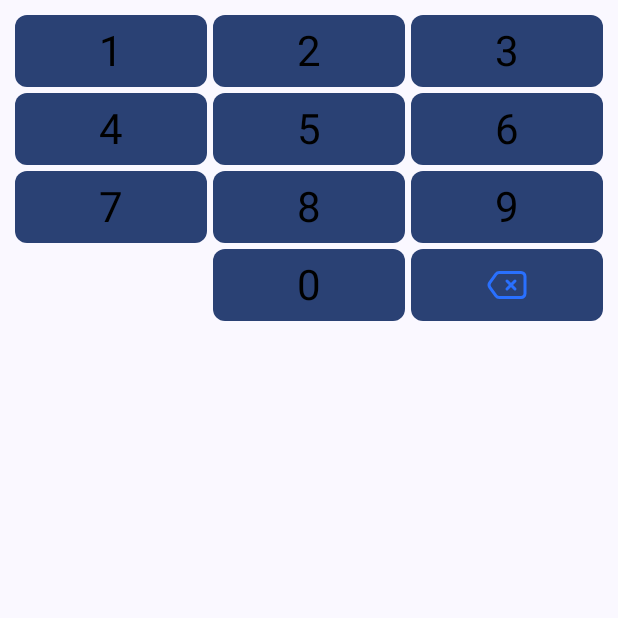
After one commit to jamshidisoqov/Money-Manager, an Android app built with Jetpack Compose: the composable NumberKeyboardView shown on its own in the app's theme, on a phone screen of 412 x 824 dp, the top half of it. The commit adds this screen. Run offline under Robolectric (Android 15) with nearby library versions, the phone set to English and light mode, and no system bars; 2 statements that could not run were skipped.

Commit message:
Verify screen added

```diff
--- /dev/null
+++ b/app/src/main/java/uz/uni_team/money_manager/ui/composables/verify/KeypadKey.kt
@@ -0,0 +1,11 @@
+package uz.uni_team.money_manager.ui.composables.verify
+
+sealed class KeypadKey {
+    data class Number(val number: Int) : KeypadKey()
+    object Empty : KeypadKey()
+    object Point: KeypadKey()
+}
+
+sealed class KeypadAction : KeypadKey() {
+    object Delete : KeypadKey()
+}
--- /dev/null
+++ b/app/src/main/java/uz/uni_team/money_manager/ui/composables/verify/NumberKeyboardView.kt
@@ -0,0 +1,139 @@
+package uz.uni_team.money_manager.ui.composables.verify
+
+import androidx.annotation.DrawableRes
+import androidx.compose.foundation.ExperimentalFoundationApi
+import androidx.compose.foundation.Image
+import androidx.compose.foundation.LocalOverscrollConfiguration
+import androidx.compose.foundation.layout.PaddingValues
+import androidx.compose.foundation.layout.Spacer
+import androidx.compose.foundation.layout.height
+import androidx.compose.foundation.layout.padding
+import androidx.compose.foundation.layout.width
+import androidx.compose.foundation.lazy.grid.GridCells
+import androidx.compose.foundation.lazy.grid.LazyVerticalGrid
+import androidx.compose.foundation.lazy.grid.items
+import androidx.compose.foundation.shape.CircleShape
+import androidx.compose.foundation.shape.RoundedCornerShape
+import androidx.compose.material3.ButtonDefaults
+import androidx.compose.material3.Icon
+import androidx.compose.material3.MaterialTheme
+import androidx.compose.material3.Text
+import androidx.compose.material3.TextButton
+import androidx.compose.runtime.Composable
+import androidx.compose.runtime.CompositionLocalProvider
+import androidx.compose.runtime.remember
+import androidx.compose.ui.Modifier
+import androidx.compose.ui.graphics.Color
+import androidx.compose.ui.graphics.Color.Companion.Black
+import androidx.compose.ui.graphics.Shape
+import androidx.compose.ui.graphics.vector.ImageVector
+import androidx.compose.ui.res.painterResource
+import androidx.compose.ui.text.font.FontWeight
+import androidx.compose.ui.unit.TextUnit
+import androidx.compose.ui.unit.dp
+import androidx.compose.ui.unit.sp
+import uz.uni_team.money_manager.R
+
+@OptIn(ExperimentalFoundationApi::class)
+@Composable
+fun NumberKeyboardView(withPointKey: Boolean = false, onKeySelected: (KeypadKey) -> Unit) {
+    val keypadKeys = remember(withPointKey) { getKeypadKeys(withPointKey) }
+    CompositionLocalProvider(
+        LocalOverscrollConfiguration provides null
+    ) {
+        LazyVerticalGrid(
+            columns = GridCells.Fixed(3), contentPadding = PaddingValues(8.dp)
+        ) {
+            items(items = keypadKeys) { keypadKey ->
+                when (keypadKey) {
+                    is KeypadKey.Number -> {
+                        KeypadButton(text = keypadKey.number.toString(),
+                            color = MaterialTheme.colorScheme.primary,
+                            shape = RoundedCornerShape(8.dp),
+                            modifier = Modifier
+                                .height(52.dp)
+                                .width(100.dp)
+                                .padding(2.dp),
+                            onClick = {
+                                onKeySelected(keypadKey)
+                            })
+                    }
+
+                    KeypadAction.Delete -> {
+                        KeypadButton(color = MaterialTheme.colorScheme.primary,
+                            shape = RoundedCornerShape(8.dp),
+                            iconId = R.drawable.ic_erase,
+                            modifier = Modifier
+                                .height(52.dp)
+                                .width(100.dp)
+                                .padding(2.dp),
+                            onClick = {
+                                onKeySelected(keypadKey)
+                            })
+
+                    }
+
+                    KeypadKey.Empty -> Spacer(modifier = Modifier)
+                    KeypadKey.Point -> {
+                        KeypadButton(text = ".",
+                            color = MaterialTheme.colorScheme.primary,
+                            shape = RoundedCornerShape(8.dp),
+                            modifier = Modifier
+                                .height(52.dp)
+                                .width(100.dp)
+                                .padding(2.dp),
+                            onClick = {
+                                onKeySelected(keypadKey)
+                            })
+                    }
+                }
+            }
+        }
+    }
+}
+
+private fun getKeypadKeys(withPointKey: Boolean): List<KeypadKey> {
+    val keys = mutableListOf<KeypadKey>()
+    for (i in 1..9) keys.add(KeypadKey.Number(i))
+    keys.add(if (withPointKey) KeypadKey.Point else KeypadKey.Empty)
+    keys.add(KeypadKey.Number(0))
+    keys.add(KeypadAction.Delete)
+    return keys
+}
+
+
+@Composable
+fun KeypadButton(
+    text: String? = null,
+    onClick: () -> Unit,
+    enabled: Boolean = true,
+    icon: ImageVector? = null,
+    @DrawableRes iconId: Int? = null,
+    color: Color = Color.Transparent,
+    textColor: Color = Black,
+    shape: Shape = CircleShape,
+    fontSize: TextUnit = 28.sp,
+    modifier: Modifier
+) {
+    TextButton(
+        onClick = onClick,
+        colors = ButtonDefaults.buttonColors(containerColor = color),
+        shape = shape,
+        enabled = enabled,
+        modifier = modifier
+    ) {
+        text?.let {
+            Text(
+                text = text, fontSize = fontSize, color = textColor, fontWeight = FontWeight.W400
+            )
+        }
+        icon?.let {
+            Icon(imageVector = icon, "", tint = Black)
+        }
+        iconId?.let {
+            Image(
+                painterResource(id = it), contentDescription = null
+            )
+        }
+    }
+}
--- a/app/src/main/java/uz/uni_team/money_manager/ui/screens/login/LoginScreen.kt
+++ b/app/src/main/java/uz/uni_team/money_manager/ui/screens/login/LoginScreen.kt
@@ -87,7 +87,7 @@ fun LoginScreenContent() {
 
             FillAvailableSpace()
             Text(
-                text = stringResource(id = R.string.register),
+                text = stringResource(id = R.string.login),
                 color = Primary,
                 fontWeight = FontWeight.SemiBold,
                 fontSize = 16.sp
--- /dev/null
+++ b/app/src/main/res/drawable/ic_back.xml
@@ -0,0 +1,6 @@
+<vector android:alpha="0.8" android:autoMirrored="true"
+    android:height="24dp" android:tint="#000000"
+    android:viewportHeight="24" android:viewportWidth="24"
+    android:width="24dp" xmlns:android="http://schemas.android.com/apk/res/android">
+    <path android:fillColor="@android:color/white" android:pathData="M20,11H7.83l5.59,-5.59L12,4l-8,8 8,8 1.41,-1.41L7.83,13H20v-2z"/>
+</vector>
--- /dev/null
+++ b/app/src/main/res/drawable/ic_erase.xml
@@ -0,0 +1,25 @@
+<?xml version="1.0" encoding="utf-8"?>
+<vector xmlns:android="http://schemas.android.com/apk/res/android"
+    android:width="32dp"
+    android:height="32dp"
+    android:viewportWidth="32"
+    android:viewportHeight="32">
+    <path
+        android:strokeColor="#FF2970FF"
+        android:strokeWidth="2"
+        android:strokeLineCap="round"
+        android:strokeLineJoin="round"
+        android:pathData="M8.65 8.72l-4.1 5.73c-0.65 0.93-0.65 2.17 0 3.1l4.1 5.73c0.5 0.7 1.31 1.12 2.17 1.12h14.51c1.48 0 2.67-1.2 2.67-2.67V10.27c0-1.48-1.2-2.67-2.67-2.67h-14.5c-0.87 0-1.68 0.42-2.18 1.12Z"/>
+    <path
+        android:strokeColor="#FF2970FF"
+        android:strokeWidth="2"
+        android:strokeLineCap="round"
+        android:strokeLineJoin="round"
+        android:pathData="M21.33 13.33L16 18.67"/>
+    <path
+        android:strokeColor="#FF2970FF"
+        android:strokeWidth="2"
+        android:strokeLineCap="round"
+        android:strokeLineJoin="round"
+        android:pathData="M21.33 18.67L16 13.33"/>
+</vector>
```
Also changed, not shown: app/src/main/java/uz/uni_team/money_manager/ui/composables/verify/OtpVerifyView.kt (added, +83 -0 lines), app/src/main/java/uz/uni_team/money_manager/ui/composables/verify/SmsVerifyView.kt (added, +151 -0 lines), app/src/main/java/uz/uni_team/money_manager/ui/screens/register/RegisterScreen.kt (added, +128 -0 lines), app/src/main/java/uz/uni_team/money_manager/ui/screens/verify/VerifyScreen.kt (added, +115 -0 lines), app/src/main/java/uz/uni_team/money_manager/utils/PreferenceHelper.kt (added, +50 -0 lines), app/src/main/res/values/strings.xml (+8 -2 lines), 1 other file.
